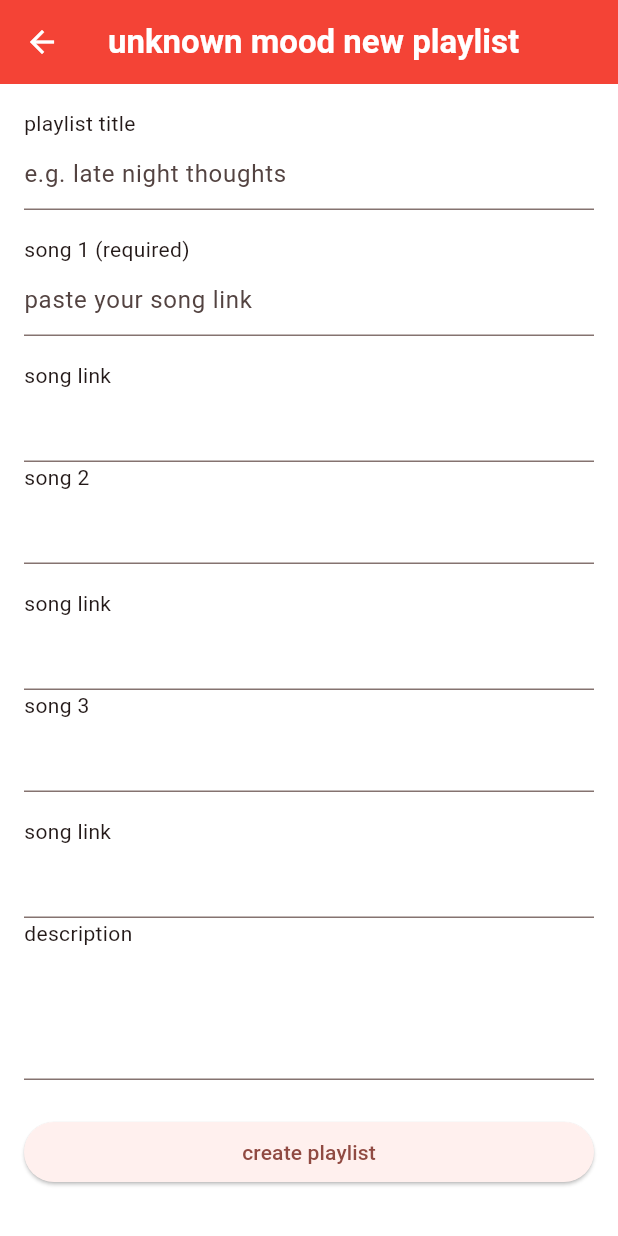
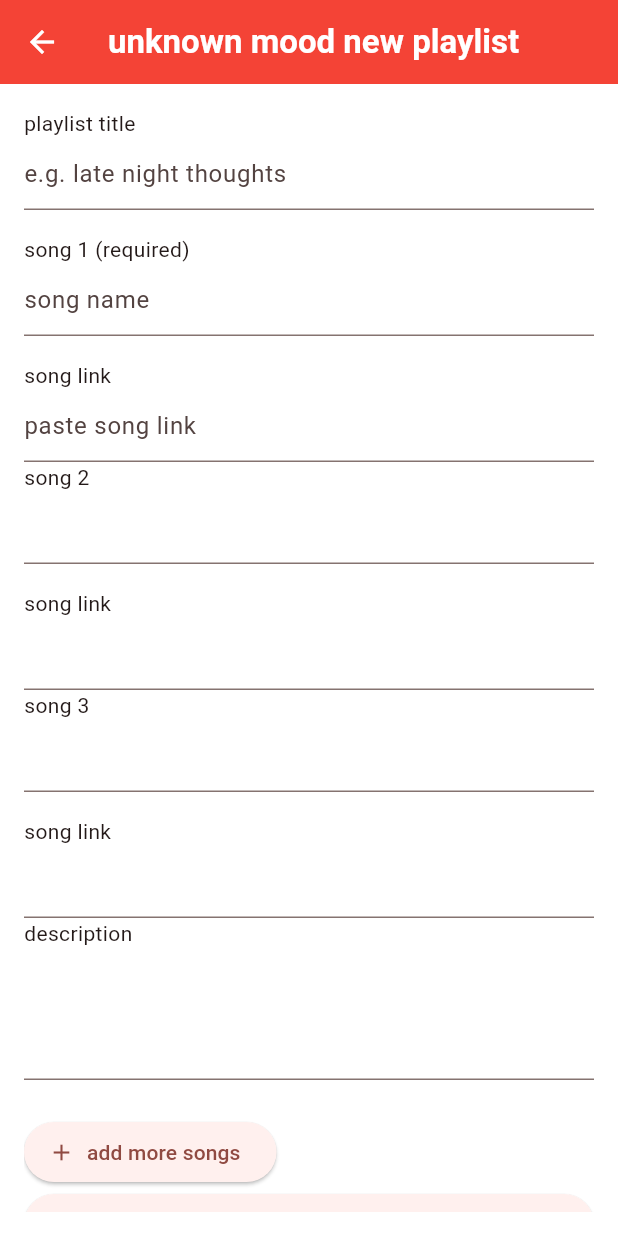
Before and after one commit to rejoicephilip/harmonylink, a Flutter app: the CreatePlaylistScreen screen opened by its route, on a phone screen of 412 x 824 dp. Run offline on Flutter 3.47's test engine with Material 3 defaults, Android fonts, the phone set to English and light mode, and no system bars; our stand-ins replace cloud_firestore, firebase_auth, firebase_core, shared_preferences; accounts and stored records are empty; network calls fail.

Commit message:
add song screen

```diff
--- a/lib/main.dart
+++ b/lib/main.dart
@@ -54,7 +54,7 @@ class HarmonyLinkApp extends StatelessWidget {
               '/feed': (context) => const FeedScreen(),
               '/playlistDetail': (context) => const PlaylistDetailScreen(),
               '/theme': (context) => const ThemeSelectorScreen(),
-              '/add-songs': (context) => const AddSongsScreen(),
+              '/addSongs': (context) => const AddSongsScreen(),
             },
           );
         },
--- a/lib/screens/create_playlist_screen.dart
+++ b/lib/screens/create_playlist_screen.dart
@@ -27,6 +27,9 @@ class _CreatePlaylistScreenState extends State<CreatePlaylistScreen> {
 
   bool _isSaving = false;
 
+  List<Map<String, String>> _addedSongs = [];
+
+
   @override
   void dispose() {
     _titleController.dispose();
@@ -34,6 +37,9 @@ class _CreatePlaylistScreenState extends State<CreatePlaylistScreen> {
     _song2Controller.dispose();
     _song3Controller.dispose();
     _descriptionController.dispose();
+    _song1Link.dispose();
+    _song2Link.dispose();
+    _song3Link.dispose();
     super.dispose();
   }
    Future<void> _savePlaylist(BuildContext context) async {
@@ -71,6 +77,7 @@ class _CreatePlaylistScreenState extends State<CreatePlaylistScreen> {
             'link': _song3Link.text.trim(),
           });
         }
+        songs.addAll(_addedSongs);
 
 
     final playlist = Playlist(
@@ -132,12 +139,17 @@ class _CreatePlaylistScreenState extends State<CreatePlaylistScreen> {
                 TextField(
                   controller: _song1Controller,
                   decoration: const InputDecoration(
-                    hintText: 'paste your song link',
+                    hintText: 'song name',
                   ),
                 ),
                 const SizedBox(height: 16),
                 const Text('song link'),
-                TextField(controller: _song1Link),
+                TextField(
+                  controller: _song1Link,
+                  decoration: const InputDecoration(
+                    hintText: 'paste song link',
+                  ),
+                  ),
                 const Text('song 2'),
                 TextField(
                   controller: _song2Controller,
@@ -158,6 +170,26 @@ class _CreatePlaylistScreenState extends State<CreatePlaylistScreen> {
                   maxLines: 3,
                 ),
                 const SizedBox(height: 24),
+                ElevatedButton.icon(
+                  onPressed: () async {
+                    final newSongs = await Navigator.pushNamed(context, '/addSongs');
+                    if (newSongs is List<Map<String, String>>) {
+                      setState(() {
+                        _addedSongs.addAll(newSongs);
+                      });
+                    }
+                  },
+                  icon: const Icon(Icons.add),
+                  label: const Text('add more songs'),
+                ),
+                if (_addedSongs.isNotEmpty) ...[
+                  const SizedBox(height: 16),
+                  const Text('added songs:'),
+                  ..._addedSongs.map((song) => ListTile(
+                    title: Text(song['title'] ?? ''),
+                    subtitle: Text(song['link'] ?? ''),
+                  ))
+                ],
                 SizedBox(
                   width: double.infinity,
                   child: ElevatedButton(
```
Also changed, not shown: lib/providers/playlist_provider.dart (+19 -0 lines), lib/screens/add_songs_screen.dart (+46 -15 lines), lib/screens/playlist_detail_screen.dart (+28 -0 lines). Lines whose indentation alone changed are shown as unchanged.
